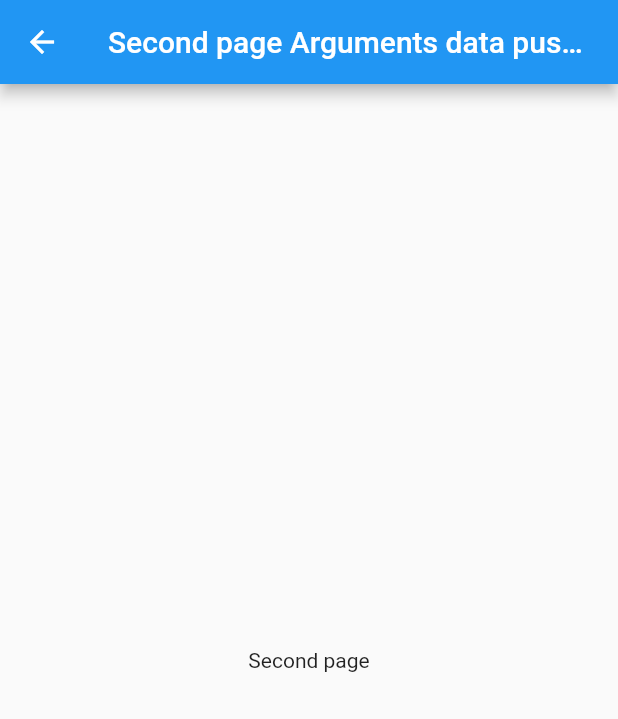
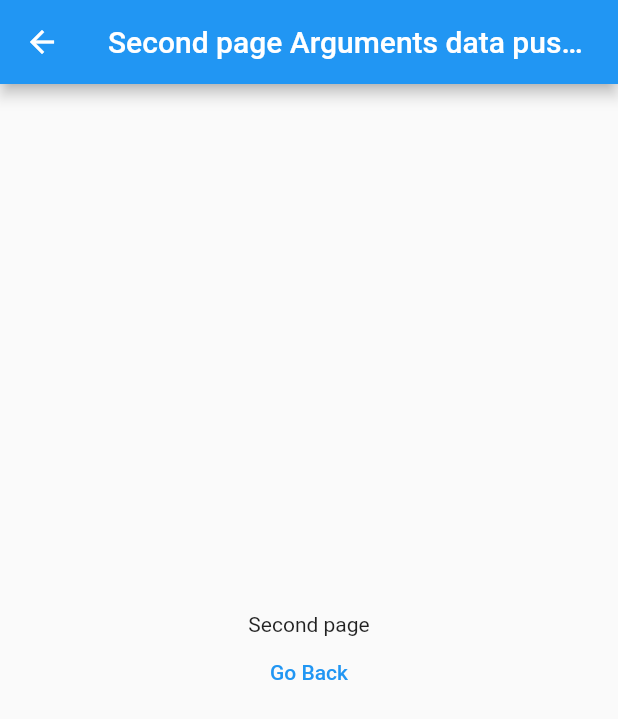
Before and after one commit to andriimaryskevych/lecture-5_navigation, a Flutter app: the screen it shows after launch, after a tap on the "add" icon, on a phone screen of 412 x 824 dp. Shown: the top 719 px of the screen. Run offline on Flutter 3.47's test engine with Material 2 defaults, Android fonts, the phone set to English and light mode, and no system bars.

Commit message:
Returning data back from the screen

```diff
--- a/lib/pages/first_page.dart
+++ b/lib/pages/first_page.dart
@@ -29,24 +29,21 @@ class _MyHomePageState extends State<MyHomePage> {
         ),
       ),
       floatingActionButton: FloatingActionButton(
-        onPressed: () {
-          // Navigator.of(context).push(MaterialPageRoute(
-          //   builder: (_) {
-          //     return SecondPage(
-          //       message: 'Hello',
-          //     );
-          //   },
-          //   settings: RouteSettings(
-          //     arguments: 'Arguments Data',
-          //   ),
-          // ));
-
-          Navigator.of(context).pushNamed(
+        onPressed: () async {
+          dynamic returnValue = await Navigator.of(context).pushNamed(
             secondPage,
             arguments: SecondPageArguments(
               message: 'Arguments data push named',
             ),
           );
+
+          if (returnValue != null) {
+            try {
+              returnValue = returnValue as String;
+
+              print('Return value $returnValue');
+            } catch (err) {}
+          }
         },
         tooltip: 'Increment',
         child: Icon(Icons.add),
--- a/lib/pages/second_page.dart
+++ b/lib/pages/second_page.dart
@@ -43,6 +43,12 @@ class _SecondPageState extends State<SecondPage> {
             Text(
               'Second page',
             ),
+            TextButton(
+              onPressed: () {
+                Navigator.of(context).pop('Second page message');
+              },
+              child: Text('Go Back'),
+            )
           ],
         ),
       ),
```
